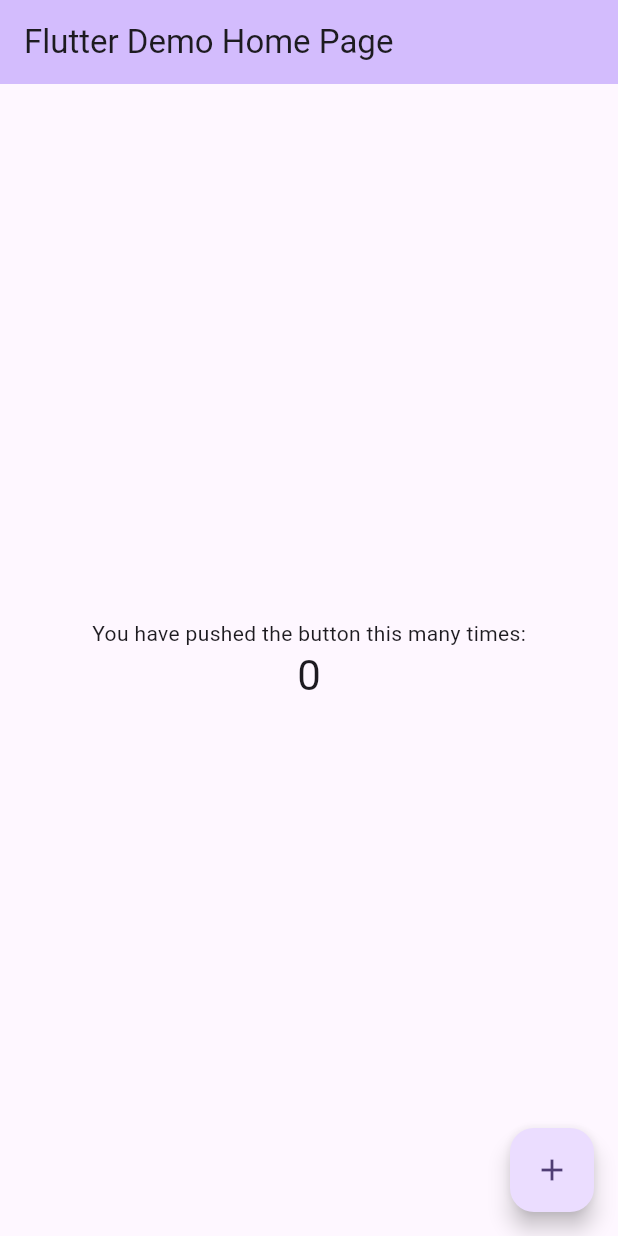
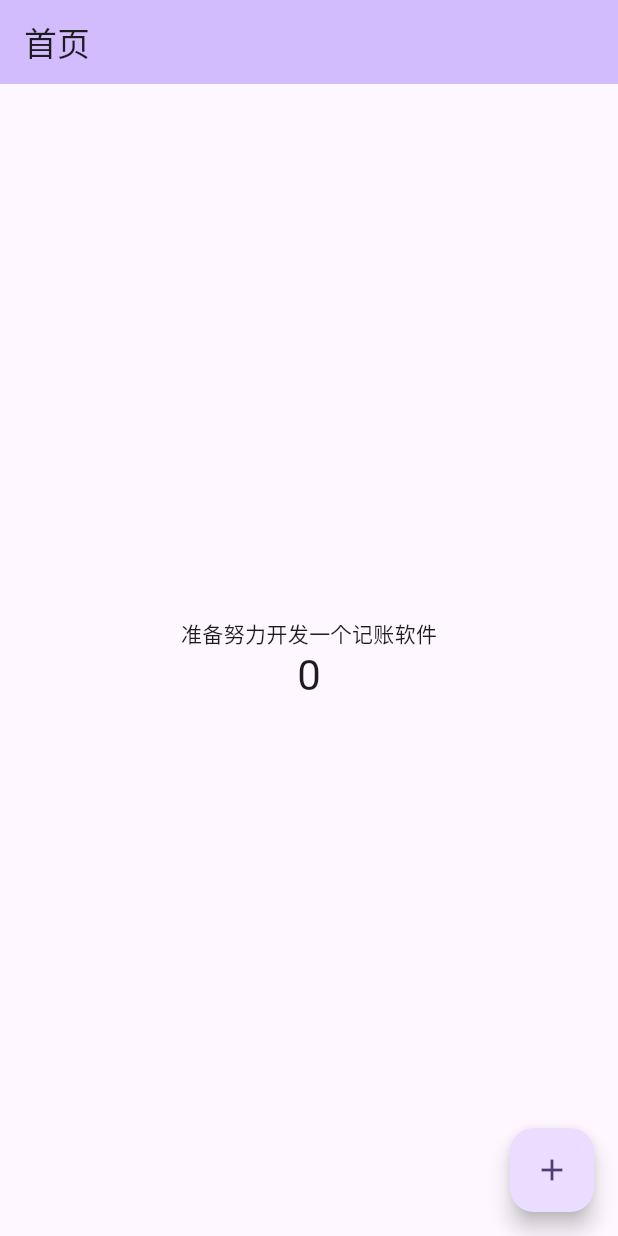
Before and after one commit to HEI-7/KaoRou, a Flutter app: the screen it shows after launch, on a phone screen of 412 x 824 dp. Run offline on Flutter 3.47's test engine with Material 3 defaults, Android fonts, the phone set to English and light mode, and no system bars.

Commit message:
update main name && temp icon

```diff
--- a/lib/main.dart
+++ b/lib/main.dart
@@ -11,7 +11,7 @@ class MyApp extends StatelessWidget {
   @override
   Widget build(BuildContext context) {
     return MaterialApp(
-      title: 'Flutter Demo',
+      title: '烤肉记账',
       theme: ThemeData(
         // This is the theme of your application.
         //
@@ -31,7 +31,8 @@ class MyApp extends StatelessWidget {
         colorScheme: ColorScheme.fromSeed(seedColor: Colors.deepPurple),
         useMaterial3: true,
       ),
-      home: const MyHomePage(title: 'Flutter Demo Home Page'),
+      debugShowCheckedModeBanner: false,
+      home: const MyHomePage(title: '首页'),
     );
   }
 }
@@ -106,7 +107,7 @@ class _MyHomePageState extends State<MyHomePage> {
           mainAxisAlignment: MainAxisAlignment.center,
           children: <Widget>[
             const Text(
-              'You have pushed the button this many times:',
+              '准备努力开发一个记账软件',
             ),
             Text(
               '$_counter',
```
Also changed, not shown: 37 other files.
